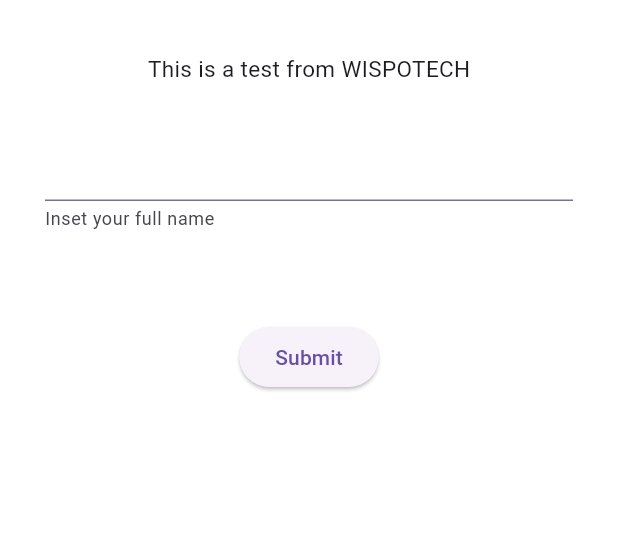
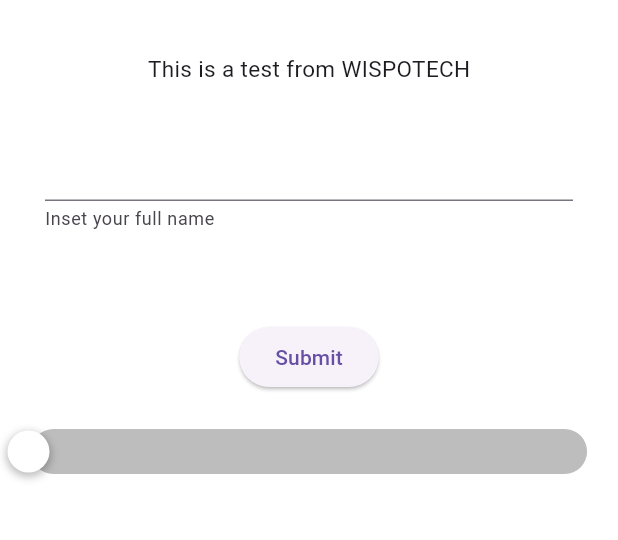
Before and after one commit to CallmeAri/flutter_application_01, a Flutter app: the screen it shows after launch, on a phone screen of 412 x 824 dp, the part 84-624 px from its top. Run offline on Flutter 3.47's test engine with Material 3 defaults, Android fonts, the phone set to English and light mode, and no system bars.

Commit message:
custom expanded switch v1

```diff
--- a/lib/pages/homepage_body.dart
+++ b/lib/pages/homepage_body.dart
@@ -1,9 +1,10 @@
 // ignore_for_file: file_names
+
 import 'package:flutter_application_01/pages/drawer_page.dart';
 import 'package:flutter/material.dart';
 
 class FirstPage extends StatefulWidget {
-final Function(String) onTextChanged;
+  final Function(String) onTextChanged;
 
   const FirstPage({super.key, required this.onTextChanged});
   @override
@@ -11,6 +12,7 @@ final Function(String) onTextChanged;
 }
 
 class _FirstPageState extends State<FirstPage> {
+  bool isSwitched = true;
   TextEditingController textController = TextEditingController();
   String textDisplay = " ";
   @override
@@ -29,7 +31,8 @@ class _FirstPageState extends State<FirstPage> {
         Container(
           padding: const EdgeInsets.all(30),
           child: TextField(
-            decoration: const InputDecoration(helperText:"Inset your full name"),
+            decoration:
+                const InputDecoration(helperText: "Inset your full name"),
             controller: textController,
           ),
         ),
@@ -50,33 +53,90 @@ class _FirstPageState extends State<FirstPage> {
               );
             },
             child: const Text("Submit")),
-// Form field
-        // Form(
-        //     key: _formkey,
-        //     child: Padding(
-        //       padding: const EdgeInsets.all(25.0),
-        //       child: Column(
-        //         children: <Widget>[
-        //           TextFormField(
-        //             validator: (String? value) {
-        //               if (value!.isEmpty) {
-        //                 return "You can't have an empty name!";
-        //               }
-        //               if (value.length < 2) {
-        //                 return "Name most have more than one character!";
-        //               }
-        //               return null;
-        //             },
-        //             decoration: InputDecoration(
-        //               label: Icon(Icons.account_box),
-        //               helperText: "Username",
-        //               hintText: "Hint",
-        //             ),
-        //           )
-        //         ],
-        //       ),
-        //     )),
+        const SizedBox(
+          height: 15,
+        ),
+
+        Row(
+          children: [
+            Expanded(
+              child:CustomSwitch()
+            ),
+          ],
+        )
       ],
     );
   }
 }
+
+
+class CustomSwitch extends StatefulWidget {
+  @override
+  _CustomSwitchState createState() => _CustomSwitchState();
+}
+
+class _CustomSwitchState extends State<CustomSwitch> {
+  bool isOn = false;
+
+  @override
+  Widget build(BuildContext context) {
+    double trackWidth = MediaQuery.of(context).size.width * 0.9; // عرض ۹۰٪ صفحه
+    double trackHeight = 30; // ارتفاع Track
+    double thumbSize = 28; // اندازه دایره
+
+    return GestureDetector(
+      onTap: () {
+        setState(() {
+          isOn = !isOn;
+        });
+      },
+      child: Stack(
+        alignment: Alignment.center,
+        children: [
+          // Track (پس‌زمینه‌ی سوییچ)
+          Container(
+            width: trackWidth,
+            height: trackHeight,
+            decoration: BoxDecoration(
+              borderRadius: BorderRadius.circular(20),
+              color: isOn ? Colors.green[400] : Colors.grey[400],
+            ),
+          ),
+          // خود سوییچ (مخفی)
+          Opacity(
+            opacity: 0.0, // کاملاً مخفی می‌شود
+            child: Switch(
+              value: isOn,
+              onChanged: (bool value) {
+                setState(() {
+                  isOn = value;
+                });
+              },
+            ),
+          ),
+          // دایره‌ی اصلی Thumb
+          AnimatedPositioned(
+            duration: Duration(milliseconds: 200),
+            left: isOn ? trackWidth - thumbSize - 5 : 5, // حرکت نرم به دو طرف
+            child: Container(
+              width: thumbSize,
+              height: thumbSize,
+              decoration: BoxDecoration(
+                shape: BoxShape.circle,
+                color: Colors.white,
+                boxShadow: [
+                  BoxShadow(
+                    color: Colors.black26,
+                    blurRadius: 4,
+                    spreadRadius: 1,
+                    offset: Offset(0, 2),
+                  ),
+                ],
+              ),
+            ),
+          ),
+        ],
+      ),
+    );
+  }
+}
```
